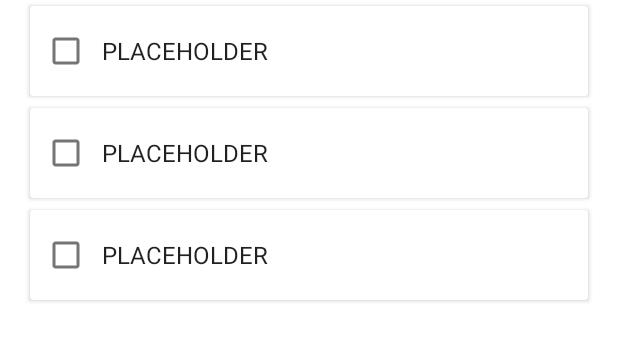
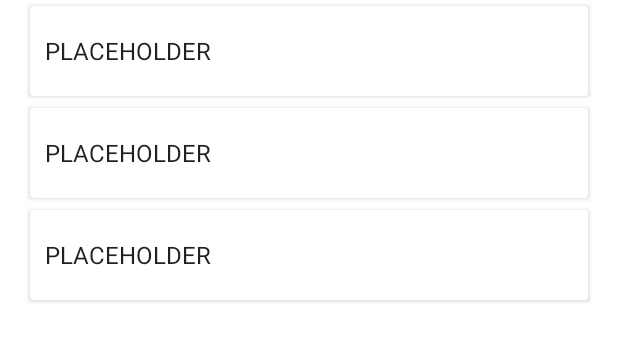
Before and after one commit to Oktawski/tasks-and-habits-android, an Android app: the layout fragment_tasks.xml on its own in the app's theme, with its tools: preview values and no code run, on a phone screen of 412 x 824 dp. Shown: the top 341 px of the screen. Run offline under Robolectric (Android 15) with nearby library versions, the phone set to English and light mode, and no system bars.

Commit message:
Added showing item checkBox onLongClick

```diff
--- a/app/src/main/java/com/example/tah/ui/task/TasksFragment.java
+++ b/app/src/main/java/com/example/tah/ui/task/TasksFragment.java
@@ -12,6 +12,7 @@ import androidx.recyclerview.widget.GridLayoutManager;
 import androidx.recyclerview.widget.LinearLayoutManager;
 import androidx.recyclerview.widget.RecyclerView;
 
+import android.util.Log;
 import android.view.LayoutInflater;
 import android.view.View;
 import android.view.ViewGroup;
@@ -91,5 +92,9 @@ public class TasksFragment extends Fragment {
 
         viewModel.getItemsLD().observe(getViewLifecycleOwner(), taskList ->
                 adapter.update(taskList));
+
+        viewModel.getCheckBoxVisibility().observe(getViewLifecycleOwner(), integer -> {
+            adapter.notifyDataSetChanged();
+        });
     }
 }
--- a/app/src/main/res/layout/item_task.xml
+++ b/app/src/main/res/layout/item_task.xml
@@ -2,27 +2,17 @@
 <LinearLayout xmlns:android="http://schemas.android.com/apk/res/android"
     android:layout_width="match_parent"
     android:layout_height="wrap_content"
-    xmlns:app="http://schemas.android.com/apk/res-auto"
-    android:orientation="horizontal">
+    android:orientation="horizontal"
+    android:id="@+id/linear_layout"
+    >
 
     <androidx.cardview.widget.CardView
-        android:layout_width="match_parent"
+        android:layout_width="wrap_content"
         android:layout_height="60dp"
         android:layout_margin="4dp"
+        android:layout_weight="1"
+        android:id="@+id/card_view"
         >
-
-        <LinearLayout
-            android:layout_width="match_parent"
-            android:layout_height="match_parent"
-            >
-
-            <CheckBox
-                android:layout_width="wrap_content"
-                android:layout_height="wrap_content"
-                android:id="@+id/item_check_box"
-                android:layout_gravity="center_vertical"
-                />
-
             <TextView
                 android:id="@+id/item_name"
                 android:layout_width="wrap_content"
@@ -31,23 +21,17 @@
                 android:text="@string/placeholder"
                 android:maxLines="1"
                 android:layout_weight="1"
+                android:layout_margin="10dp"
                 android:layout_gravity="center_vertical"
                 />
-
-            <!--<CheckBox
-                android:id="@+id/item_check_box"
-                android:layout_width="wrap_content"
-                android:layout_height="wrap_content"
-                android:layout_gravity="center_horizontal"
-                />
-        -->
-
-        </LinearLayout>
-
-
-
     </androidx.cardview.widget.CardView>
 
-
+    <CheckBox
+        android:layout_width="wrap_content"
+        android:layout_height="wrap_content"
+        android:id="@+id/check_box"
+        android:layout_gravity="center_vertical"
+        android:visibility="gone"
+        />
 
 </LinearLayout>
```
Also changed, not shown: app/src/main/java/com/example/tah/models/TaskViewModel.java (+15 -0 lines), app/src/main/java/com/example/tah/ui/task/TaskRecyclerViewAdapter.java (+15 -1 lines).
